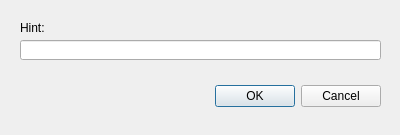
Above: src/ui/wizLineInputDialog.ui from WizTeam/WizQTClient before the change. Below: the same form after it.
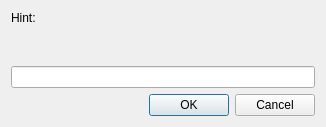
That is the form after the change.

The edit to the form file:
```diff
--- a/src/ui/wizLineInputDialog.ui
+++ b/src/ui/wizLineInputDialog.ui
@@ -6,8 +6,8 @@
    <rect>
     <x>0</x>
     <y>0</y>
-    <width>400</width>
-    <height>135</height>
+    <width>326</width>
+    <height>127</height>
    </rect>
   </property>
   <property name="sizePolicy">
@@ -19,41 +19,28 @@
   <property name="windowTitle">
    <string notr="true">Input</string>
   </property>
-  <widget class="QLineEdit" name="editInput">
-   <property name="geometry">
-    <rect>
-     <x>20</x>
-     <y>40</y>
-     <width>361</width>
-     <height>20</height>
-    </rect>
-   </property>
-  </widget>
+  <layout class="QVBoxLayout" name="verticalLayout">
+   <item>
   <widget class="QLabel" name="labelHint">
-   <property name="geometry">
-    <rect>
-     <x>20</x>
-     <y>20</y>
-     <width>361</width>
-     <height>16</height>
-    </rect>
-   </property>
    <property name="text">
     <string notr="true">Hint:</string>
    </property>
+     <property name="alignment">
+      <set>Qt::AlignLeading|Qt::AlignLeft|Qt::AlignTop</set>
+     </property>
+     <property name="wordWrap">
+      <bool>true</bool>
+     </property>
    <property name="buddy">
     <cstring>editInput</cstring>
    </property>
   </widget>
+   </item>
+   <item>
+    <widget class="QLineEdit" name="editInput"/>
+   </item>
+   <item>
   <widget class="QDialogButtonBox" name="buttonBox">
-   <property name="geometry">
-    <rect>
-     <x>40</x>
-     <y>80</y>
-     <width>341</width>
-     <height>32</height>
-    </rect>
-   </property>
    <property name="orientation">
     <enum>Qt::Horizontal</enum>
    </property>
@@ -61,6 +48,8 @@
     <set>QDialogButtonBox::Cancel|QDialogButtonBox::Ok</set>
    </property>
   </widget>
+   </item>
+  </layout>
  </widget>
  <tabstops>
   <tabstop>editInput</tabstop>
```
Lines whose indentation alone changed are shown as unchanged.
